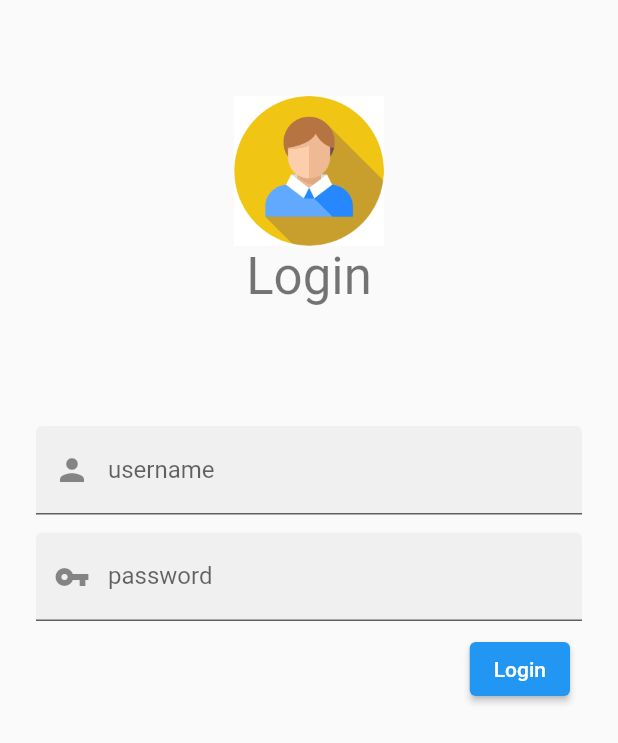
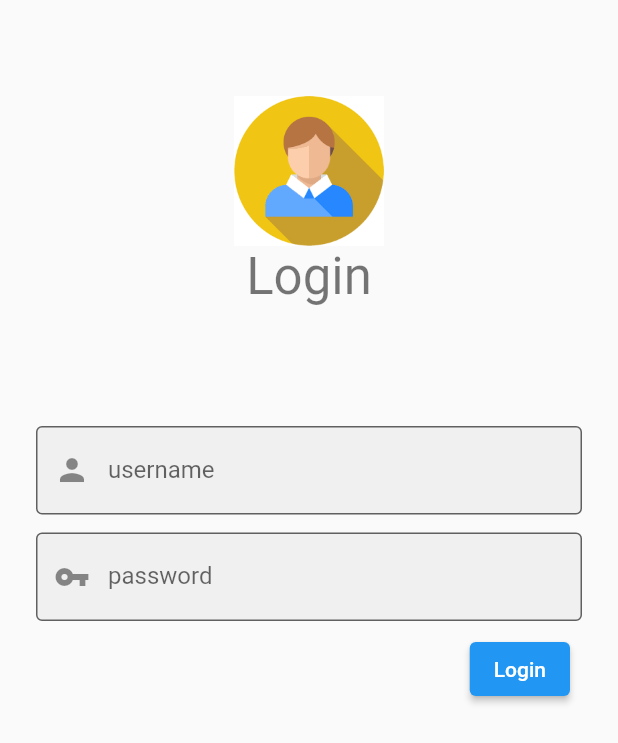
Before and after one commit to omer358/Login-Flutter-App, a Flutter app: the screen it shows after launch, on a phone screen of 412 x 824 dp. Shown: the top 743 px of the screen. Run offline on Flutter 3.47's test engine with Material 2 defaults, Android fonts, the phone set to English and light mode, and no system bars.

```diff
--- a/lib/main.dart
+++ b/lib/main.dart
@@ -13,15 +13,15 @@ class MyApp extends StatelessWidget {
       theme: ThemeData(
         primarySwatch: Colors.blue,
       ),
-      home: const MyHomePage(title: 'Flutter Demo Home Page'),
+      home: const MyHomePage(),
     );
   }
 }
 
 class MyHomePage extends StatefulWidget {
-  const MyHomePage({Key? key, required this.title}) : super(key: key);
-
-  final String title;
+  const MyHomePage({
+    Key? key,
+  }) : super(key: key);
 
   @override
   State<MyHomePage> createState() => _MyHomePageState();
@@ -58,6 +58,7 @@ class _MyHomePageState extends State<MyHomePage> {
             const SizedBox(height: 80),
             const TextField(
               decoration: InputDecoration(
+                border: OutlineInputBorder(),
                 prefixIcon: Icon(Icons.person),
                 filled: true,
                 labelText: "username",
@@ -68,6 +69,7 @@ class _MyHomePageState extends State<MyHomePage> {
             ),
             const TextField(
               decoration: InputDecoration(
+                border: OutlineInputBorder(),
                 prefixIcon: Icon(Icons.vpn_key),
                 labelText: "password",
                 filled: true,
```
